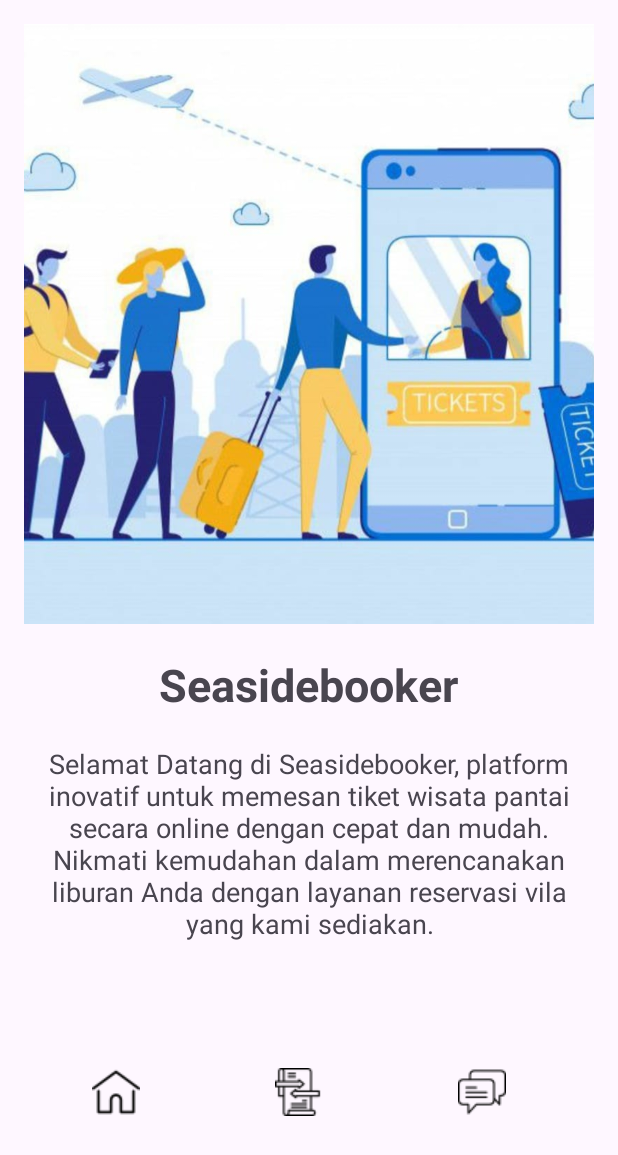
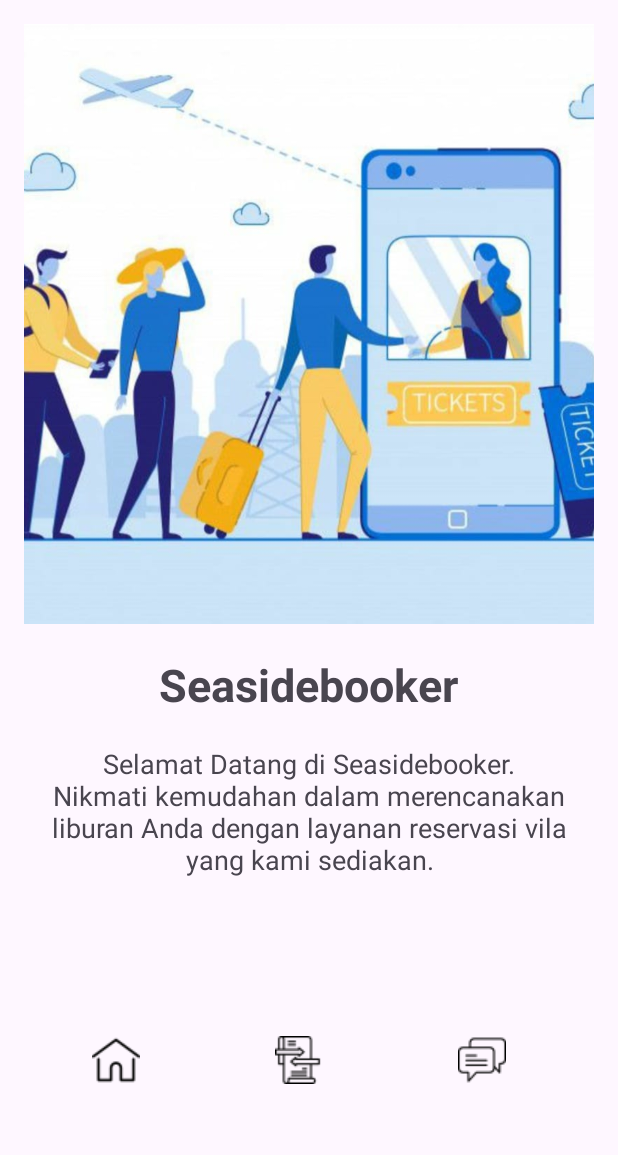
Before and after one commit to emiyuspita/PM-SI21CDX-TWIN-TITANS, an Android app: the TampilanAwalActivity screen opened directly, with no data from a screen before it, on a phone screen of 412 x 824 dp. Shown: the top 1155 px of the screen. Run offline under Robolectric (Android 15) with nearby library versions, the phone set to English and light mode, and no system bars.

Commit message:
yovi: Perubahan Menu Tampilan Awal 1

```diff
--- a/Program/app/src/main/res/layout/activity_tampilan_awal.xml
+++ b/Program/app/src/main/res/layout/activity_tampilan_awal.xml
@@ -29,7 +29,9 @@
         android:id="@+id/text2"
         android:layout_width="wrap_content"
         android:layout_height="wrap_content"
-        android:text="Selamat Datang di Seasidebooker, platform inovatif untuk memesan tiket wisata pantai secara online dengan cepat dan mudah. Nikmati kemudahan dalam merencanakan liburan Anda dengan layanan reservasi vila yang kami sediakan."
+        android:text="Selamat Datang di Seasidebooker.
+
+        Nikmati kemudahan dalam merencanakan liburan Anda dengan layanan reservasi vila yang kami sediakan."
         android:textSize="18dp"
         android:gravity="center"
         android:layout_marginBottom="20dp"/>
```
